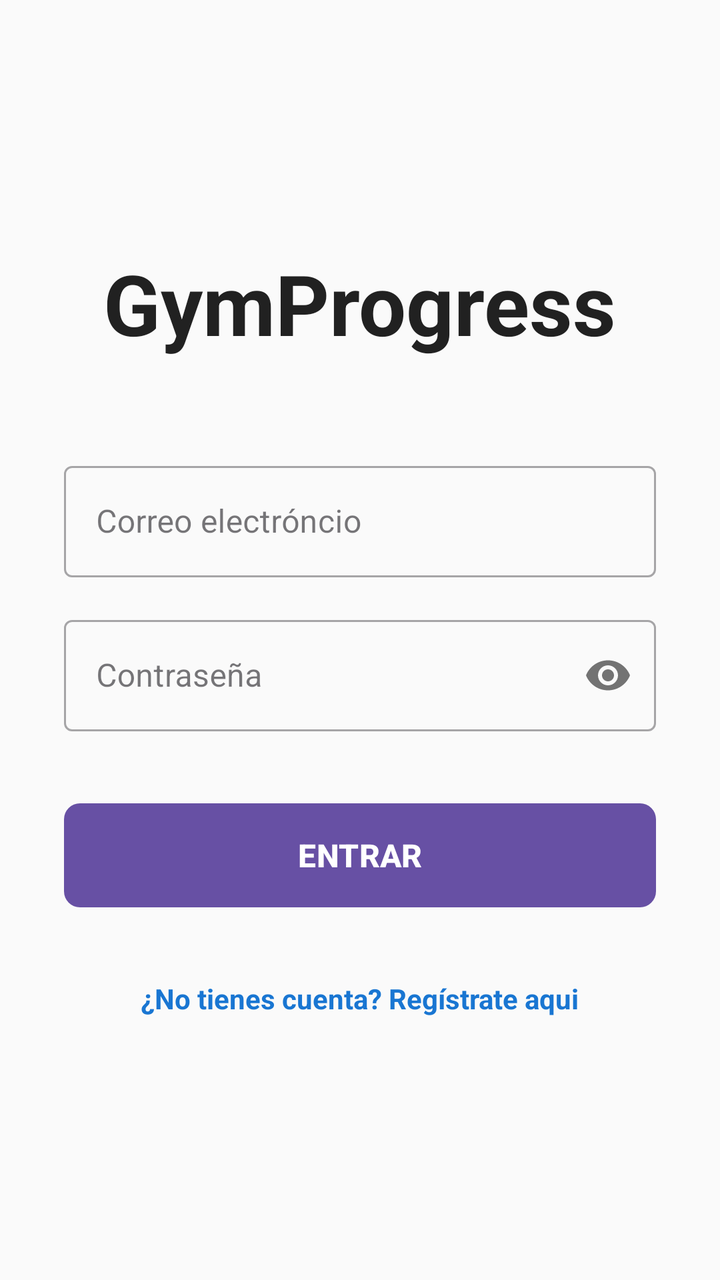
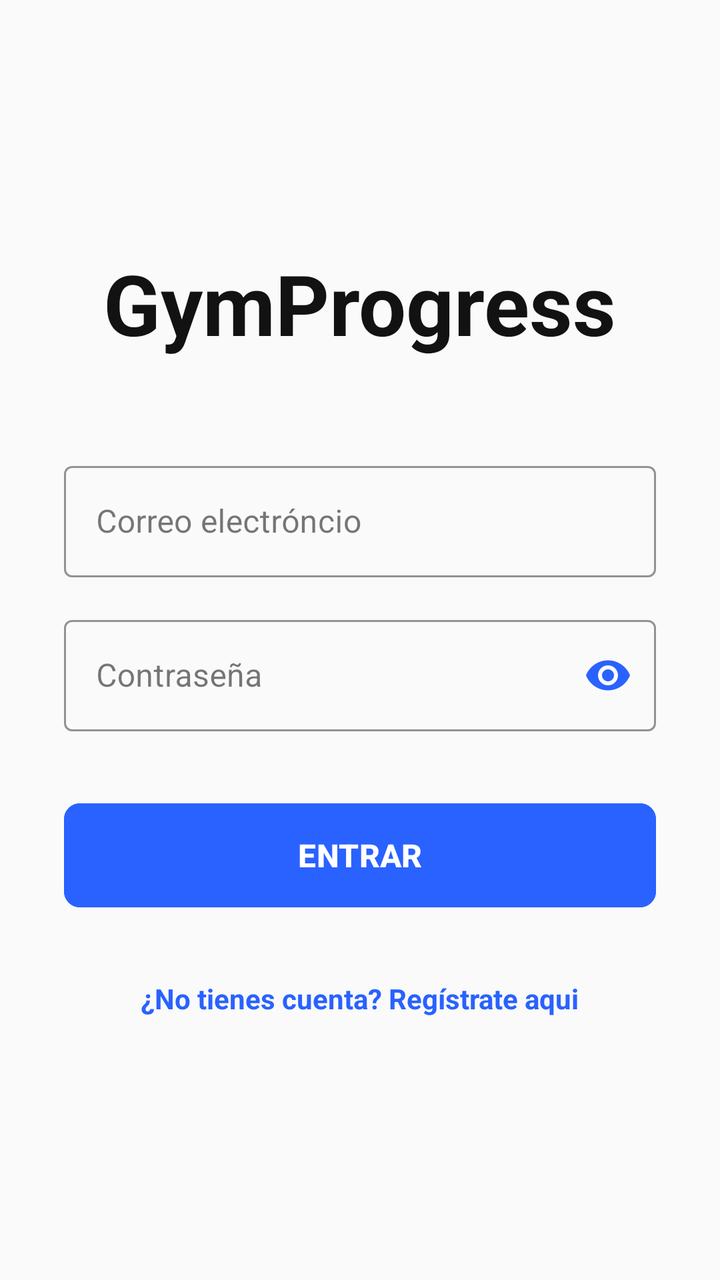

The first picture is an Android layout as it rendered before a commit; the second is the same layout after the commit. The layout source and the unified diff follow.
<!-- AndroidManifest.xml: application theme Theme.Aplicacion -->
<!-- res/layout/activity_login.xml -->
<?xml version="1.0" encoding="utf-8" ?>
<ScrollView xmlns:android="http://schemas.android.com/apk/res/android"
    xmlns:app="http://schemas.android.com/apk/res-auto"
    android:layout_width="match_parent"
    android:layout_height="match_parent"
    android:fillViewport="true"
    android:background="#FAFAFA">

    <LinearLayout
        android:layout_width="match_parent"
        android:layout_height="wrap_content"
        android:orientation="vertical"
        android:padding="32dp"
        android:gravity="center">

        
        <TextView
            android:layout_width="wrap_content"
            android:layout_height="wrap_content"
            android:text="GymProgress"
            android:textSize="42sp"
            android:textStyle="bold"
            android:textColor="#212121"
            android:layout_marginBottom="48dp"/>

        
        <com.google.android.material.textfield.TextInputLayout
            style="@style/Widget.MaterialComponents.TextInputLayout.OutlinedBox"
            android:layout_width="match_parent"
            android:layout_height="wrap_content"
            android:hint="Correo electróncio"
            android:layout_marginBottom="16dp">

            <com.google.android.material.textfield.TextInputEditText
                android:layout_width="match_parent"
                android:layout_height="wrap_content"
                android:id="@+id/etEmailLogin"
                android:inputType="textEmailAddress"/>

        </com.google.android.material.textfield.TextInputLayout>

        
        <com.google.android.material.textfield.TextInputLayout
            style="@style/Widget.MaterialComponents.TextInputLayout.OutlinedBox"
            android:layout_width="match_parent"
            android:layout_height="wrap_content"
            android:hint="Contraseña"
            app:passwordToggleEnabled="true"
            android:layout_marginBottom="32dp">

            <com.google.android.material.textfield.TextInputEditText
                android:layout_width="match_parent"
                android:layout_height="wrap_content"
                android:id="@+id/etPasswordLogin"
                android:inputType="textPassword"/>
        </com.google.android.material.textfield.TextInputLayout>

        
        <ProgressBar
            android:id="@+id/progressBarLogin"
            android:layout_width="wrap_content"
            android:layout_height="wrap_content"
            android:visibility="gone"
            android:layout_marginBottom="16dp"/>

        
        <com.google.android.material.button.MaterialButton
            android:layout_width="match_parent"
            android:layout_height="60dp"
            android:id="@+id/btnLogin"
            android:text="ENTRAR"
            android:textSize="16sp"
            android:textStyle="bold"
            app:cornerRadius="8dp"
            android:layout_marginBottom="24dp"/>

        
        <TextView
            android:layout_width="wrap_content"
            android:layout_height="wrap_content"
            android:id="@+id/tvIrARegistro"
            android:text="¿No tienes cuenta? Regístrate aqui"
            android:textColor="#1976D2"
            android:textStyle="bold"
            android:padding="8dp"
            android:background="?attr/selectableItemBackground"
            android:clickable="true"
            android:focusable="true"/>
    </LinearLayout>
</ScrollView>
<!-- resources referenced by this layout -->
<resources>
  <style name="Theme.Aplicacion" parent="Base.Theme.Aplicacion" />
  <style name="Base.Theme.Aplicacion" parent="Theme.Material3.DayNight.NoActionBar">
          
          
      </style>
</resources>

<!-- the commit's change to res/layout/activity_login.xml (unified diff, before → after) -->
@@ -4,7 +4,7 @@
     android:layout_width="match_parent"
     android:layout_height="match_parent"
     android:fillViewport="true"
-    android:background="#FAFAFA">
+    android:background="@color/backgroundColor">
 
     <LinearLayout
         android:layout_width="match_parent"
@@ -20,7 +20,7 @@
             android:text="GymProgress"
             android:textSize="42sp"
             android:textStyle="bold"
-            android:textColor="#212121"
+            android:textColor="@color/textColorPrimary"
             android:layout_marginBottom="48dp"/>
 
         
@@ -29,12 +29,15 @@
             android:layout_width="match_parent"
             android:layout_height="wrap_content"
             android:hint="Correo electróncio"
+            app:boxStrokeColor="@color/primaryColor"
+            app:hintTextColor="@color/primaryColor"
             android:layout_marginBottom="16dp">
 
             <com.google.android.material.textfield.TextInputEditText
                 android:layout_width="match_parent"
                 android:layout_height="wrap_content"
                 android:id="@+id/etEmailLogin"
+                android:textColor="@color/textColorPrimary"
                 android:inputType="textEmailAddress"/>
 
         </com.google.android.material.textfield.TextInputLayout>
@@ -46,12 +49,16 @@
             android:layout_height="wrap_content"
             android:hint="Contraseña"
             app:passwordToggleEnabled="true"
+            app:passwordToggleTint="@color/primaryColor"
+            app:boxStrokeColor="@color/primaryColor"
+            app:hintTextColor="@color/primaryColor"
             android:layout_marginBottom="32dp">
 
             <com.google.android.material.textfield.TextInputEditText
                 android:layout_width="match_parent"
                 android:layout_height="wrap_content"
                 android:id="@+id/etPasswordLogin"
+                android:textColor="@color/textColorPrimary"
                 android:inputType="textPassword"/>
         </com.google.android.material.textfield.TextInputLayout>
 
@@ -61,6 +68,7 @@
             android:layout_width="wrap_content"
             android:layout_height="wrap_content"
             android:visibility="gone"
+            android:indeterminateTint="@color/primaryColor"
             android:layout_marginBottom="16dp"/>
 
         
@@ -72,6 +80,8 @@
             android:textSize="16sp"
             android:textStyle="bold"
             app:cornerRadius="8dp"
+            android:textColor="#FFFFFF"
+            android:backgroundTint="@color/primaryColor"
             android:layout_marginBottom="24dp"/>
 
         
@@ -80,7 +90,7 @@
             android:layout_height="wrap_content"
             android:id="@+id/tvIrARegistro"
             android:text="¿No tienes cuenta? Regístrate aqui"
-            android:textColor="#1976D2"
+            android:textColor="@color/primaryColor"
             android:textStyle="bold"
             android:padding="8dp"
             android:background="?attr/selectableItemBackground"
<!-- resource entries referenced after the edit -->
@@ -1,5 +1,8 @@
 <!-- resources referenced by this layout -->
 <resources>
+  <color name="backgroundColor">#FAFAFA</color>
+  <color name="primaryColor">#2962FF</color>
+  <color name="textColorPrimary">#121212</color>
   <style name="Theme.Aplicacion" parent="Base.Theme.Aplicacion" />
   <style name="Base.Theme.Aplicacion" parent="Theme.Material3.DayNight.NoActionBar">
           
